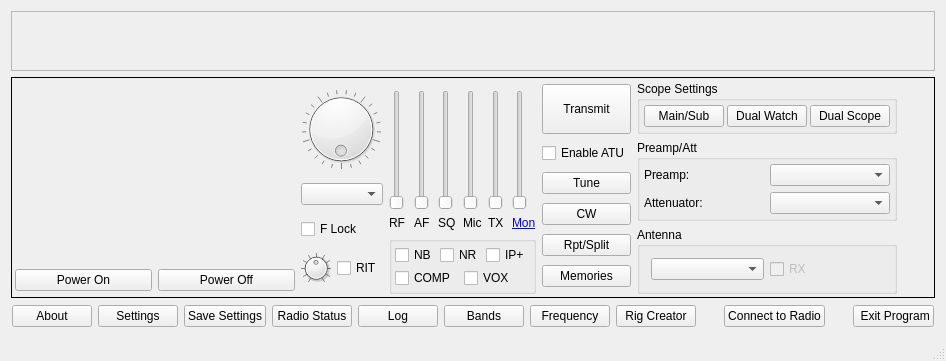
adecarolis/wfweb, file wfmain.ui: the form before one commit.
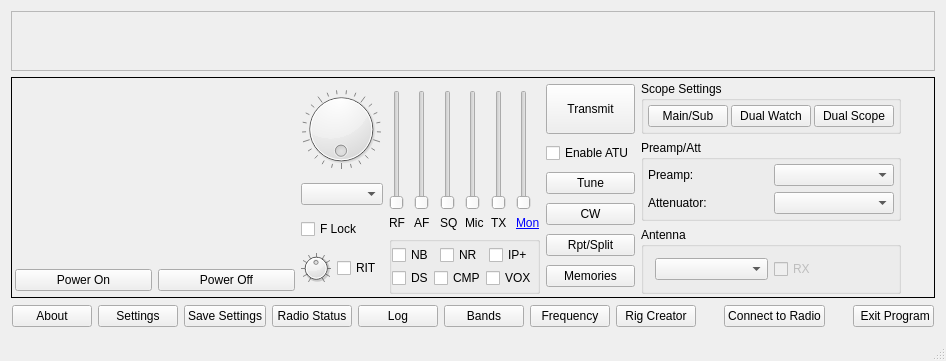
The form after the commit. Custom widgets are drawn as their Qt base class.

```diff
--- a/wfmain.ui
+++ b/wfmain.ui
@@ -728,13 +728,13 @@
                <number>3</number>
               </property>
               <property name="leftMargin">
-               <number>3</number>
+               <number>0</number>
               </property>
               <property name="topMargin">
                <number>3</number>
               </property>
               <property name="rightMargin">
-               <number>3</number>
+               <number>0</number>
               </property>
               <property name="bottomMargin">
                <number>3</number>
@@ -742,7 +742,7 @@
               <item>
                <layout class="QHBoxLayout" name="horizontalLayout_6">
                 <property name="spacing">
-                 <number>3</number>
+                 <number>0</number>
                 </property>
                 <item>
                  <widget class="QCheckBox" name="nbEnableChk">
@@ -770,12 +770,22 @@
               <item>
                <layout class="QHBoxLayout" name="horizontalLayout">
                 <property name="spacing">
-                 <number>3</number>
+                 <number>0</number>
                 </property>
+                <item>
+                 <widget class="QCheckBox" name="digiselEnableChk">
+                  <property name="toolTip">
+                   <string>Digi-Sel</string>
+                  </property>
+                  <property name="text">
+                   <string>DS</string>
+                  </property>
+                 </widget>
+                </item>
                 <item>
                  <widget class="QCheckBox" name="compEnableChk">
                   <property name="text">
-                   <string>COMP</string>
+                   <string>CMP</string>
                   </property>
                  </widget>
                 </item>
```
Left out of the diff: 15 changed lines with no effect on the pictures.
